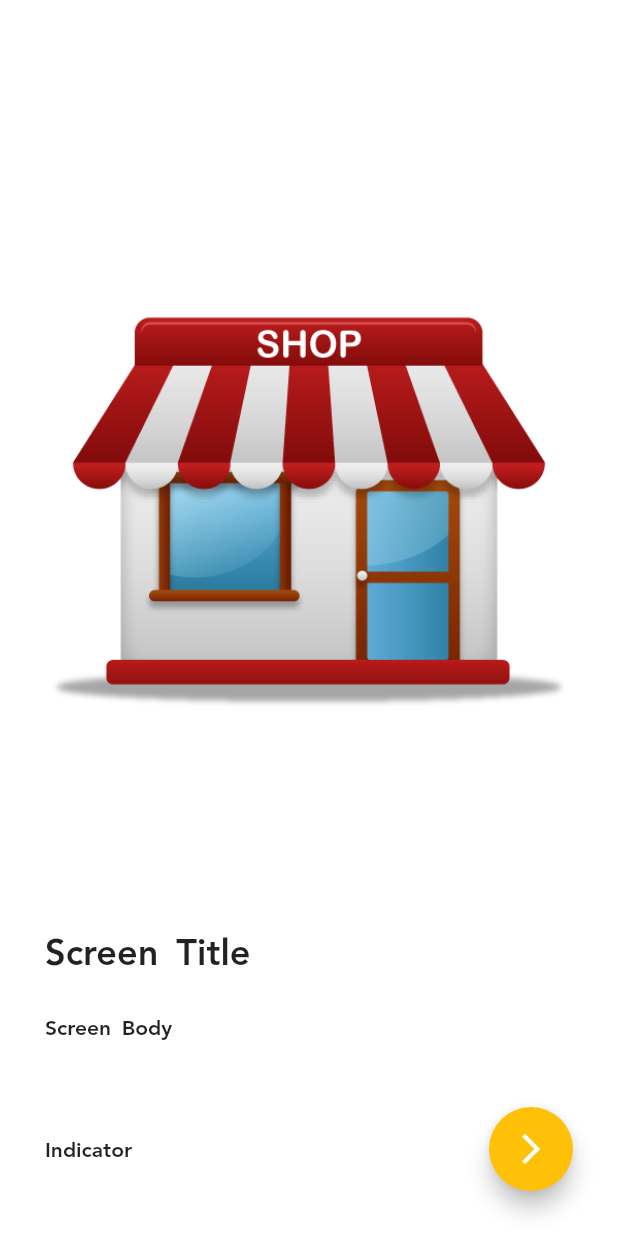
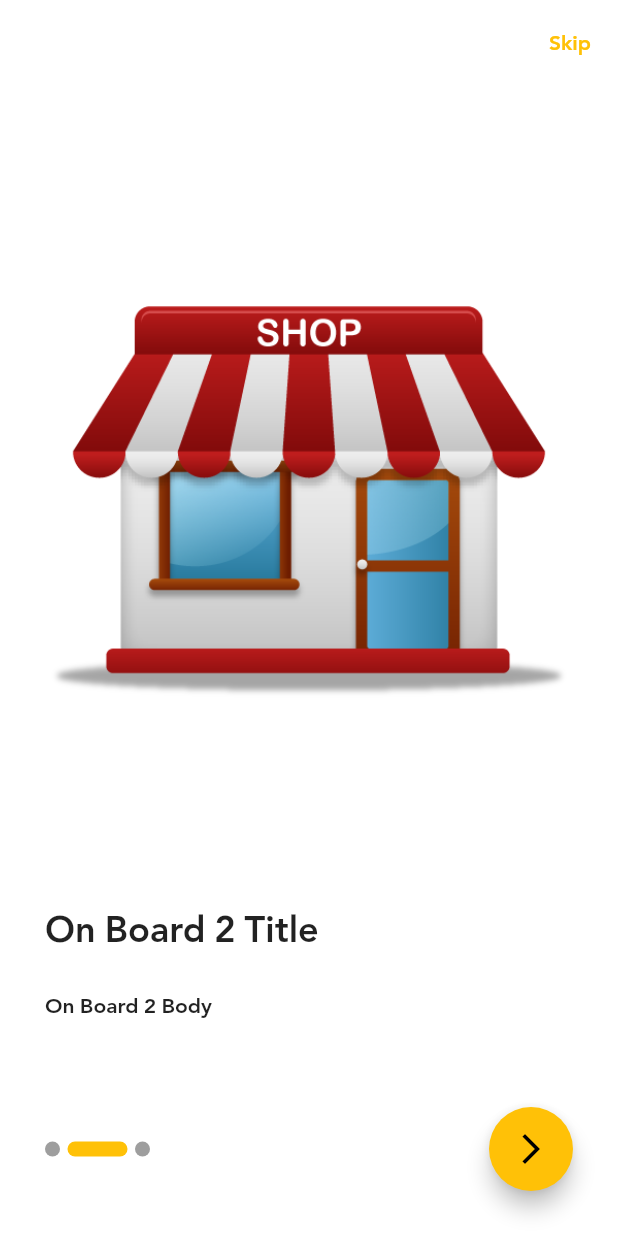
Before and after one commit to MoShehata7920/Shop_app, a Flutter app: the screen it shows after launch, after a tap on the "arrow forward ios" icon, on a phone screen of 412 x 824 dp. Run offline on Flutter 3.47's test engine with Material 2 defaults, Android fonts, the phone set to English and light mode, and no system bars; drawn by our look-alikes of smooth_page_indicator; our stand-ins replace bloc, conditional_builder_null_safety, dio, flutter_bloc, hexcolor, shared_preferences and 1 more; accounts and stored records are empty.

Commit message:
finsihed onBoardScreen

```diff
--- /dev/null
+++ b/lib/modules/login/login_screen.dart
@@ -0,0 +1,14 @@
+import 'package:flutter/material.dart';
+import 'package:flutter/src/foundation/key.dart';
+import 'package:flutter/src/widgets/framework.dart';
+
+class LOginScreen extends StatelessWidget {
+  const LOginScreen({Key? key}) : super(key: key);
+
+  @override
+  Widget build(BuildContext context) {
+    return Scaffold(
+      appBar: AppBar(),
+    );
+  }
+}
--- a/lib/modules/on_boarding/on_boarding_screen.dart
+++ b/lib/modules/on_boarding/on_boarding_screen.dart
@@ -4,27 +4,90 @@ import 'package:flutter/cupertino.dart';
 import 'package:flutter/material.dart';
 import 'package:flutter/src/foundation/key.dart';
 import 'package:flutter/src/widgets/framework.dart';
+import 'package:shop_app/modules/login/login_screen.dart';
+import 'package:shop_app/shared/component/component.dart';
+import 'package:shop_app/shared/styles/colors.dart';
+import 'package:smooth_page_indicator/smooth_page_indicator.dart';
 
 class BoardingModel {
-  // i stopped here today and i will create this class later to add content to
-  // every screen of the boarding screen
+  final String image;
+  final String title;
+  final String body;
+
+  BoardingModel({
+    required this.image,
+    required this.title,
+    required this.body,
+  });
 }
 
-class OnBoardingScreen extends StatelessWidget {
-  const OnBoardingScreen({Key? key}) : super(key: key);
+class OnBoardingScreen extends StatefulWidget {
+  OnBoardingScreen({Key? key}) : super(key: key);
+
+  @override
+  State<OnBoardingScreen> createState() => _OnBoardingScreenState();
+}
+
+class _OnBoardingScreenState extends State<OnBoardingScreen> {
+  var boardController = PageController();
+
+  List<BoardingModel> boarding = [
+    BoardingModel(
+        image: 'assets/images/onboard_1.png',
+        title: 'On Board 1 Title',
+        body: 'On Board 1 Body'),
+    BoardingModel(
+        image: 'assets/images/onboard_1.png',
+        title: 'On Board 2 Title',
+        body: 'On Board 2 Body'),
+    BoardingModel(
+        image: 'assets/images/onboard_1.png',
+        title: 'On Board 3 Title',
+        body: 'On Board 3 Body'),
+  ];
+
+  bool isLast = false;
 
   @override
   Widget build(BuildContext context) {
     return Scaffold(
-      appBar: AppBar(),
+      appBar: AppBar(
+        actions: [
+          TextButton(
+            onPressed: () {
+              navidateAndFInish(
+                context,
+                LOginScreen(),
+              );
+            },
+            child: Text(
+              'Skip',
+            ),
+          ),
+        ],
+      ),
       body: Padding(
         padding: const EdgeInsets.all(30.0),
         child: Column(
           children: [
             Expanded(
               child: PageView.builder(
-                itemBuilder: (context, index) => buildBoardingItem(),
-                itemCount: 3,
+                physics: BouncingScrollPhysics(),
+                controller: boardController,
+                onPageChanged: (int index) {
+                  if (index == boarding.length - 1) {
+                    setState(() {
+                      isLast = true;
+                    });
+                  } else {
+                    setState(() {
+                      isLast = false;
+                    });
+                  }
+                },
+                itemBuilder: (context, index) =>
+                    buildBoardingItem(boarding[index]),
+                itemCount: boarding.length,
               ),
             ),
             SizedBox(
@@ -33,12 +96,34 @@ class OnBoardingScreen extends StatelessWidget {
             Row(
               // ignore: prefer_const_literals_to_create_immutables
               children: [
-                Text(
-                  'Indicator',
+                SmoothPageIndicator(
+                  controller: boardController,
+                  effect: ExpandingDotsEffect(
+                      dotColor: Colors.grey,
+                      activeDotColor: defaultColor,
+                      dotHeight: 10,
+                      expansionFactor: 4,
+                      spacing: 5,
+                      dotWidth: 10),
+                  count: boarding.length,
                 ),
                 Spacer(),
                 FloatingActionButton(
-                  onPressed: () {},
+                  onPressed: () {
+                    if (isLast) {
+                      navidateAndFInish(
+                        context,
+                        LOginScreen(),
+                      );
+                    } else {
+                      boardController.nextPage(
+                        duration: Duration(
+                          milliseconds: 750,
+                        ),
+                        curve: Curves.fastLinearToSlowEaseIn,
+                      );
+                    }
+                  },
                   child: Icon(
                     Icons.arrow_forward_ios,
                   ),
@@ -51,20 +136,20 @@ class OnBoardingScreen extends StatelessWidget {
     );
   }
 
-  Widget buildBoardingItem() => Column(
+  Widget buildBoardingItem(BoardingModel model) => Column(
         crossAxisAlignment: CrossAxisAlignment.start,
         // ignore: prefer_const_literals_to_create_immutables
         children: [
           Expanded(
             child: Image(
-              image: AssetImage('assets/images/onboard_1.png'),
+              image: AssetImage('${model.image}'),
             ),
           ),
           SizedBox(
             height: 30.0,
           ),
           Text(
-            'Screen  Title',
+            '${model.title}',
             style: TextStyle(
               fontSize: 24.0,
             ),
@@ -73,11 +158,14 @@ class OnBoardingScreen extends StatelessWidget {
             height: 15,
           ),
           Text(
-            'Screen  Body',
+            '${model.body}',
             style: TextStyle(
               fontSize: 14.0,
             ),
           ),
+          SizedBox(
+            height: 15,
+          ),
         ],
       );
 }
--- a/lib/shared/component/component.dart
+++ b/lib/shared/component/component.dart
@@ -155,3 +155,13 @@ void navigateTo(context, Widget) => Navigator.push(
         builder: (context) => Widget,
       ),
     );
+
+void navidateAndFInish(context, Widget) => Navigator.pushAndRemoveUntil(
+      context,
+      MaterialPageRoute(
+        builder: (context) => Widget,
+      ),
+      (route) {
+        return false;
+      },
+    );
--- a/lib/shared/styles/colors.dart
+++ b/lib/shared/styles/colors.dart
@@ -0,0 +1,3 @@
+import 'package:flutter/material.dart';
+
+const defaultColor = Colors.amber;
--- a/lib/shared/styles/themes.dart
+++ b/lib/shared/styles/themes.dart
@@ -3,9 +3,10 @@
 import 'package:flutter/material.dart';
 import 'package:flutter/services.dart';
 import 'package:hexcolor/hexcolor.dart';
+import 'package:shop_app/shared/styles/colors.dart';
 
 ThemeData darkTheme = ThemeData(
-  primarySwatch: Colors.amber,
+  primarySwatch: defaultColor,
   scaffoldBackgroundColor: HexColor('333739'),
   appBarTheme: const AppBarTheme(
     titleSpacing: 20,
@@ -38,7 +39,7 @@ ThemeData darkTheme = ThemeData(
 );
 
 ThemeData lightTheme = ThemeData(
-  primarySwatch: Colors.deepOrange,
+  primarySwatch: defaultColor,
   scaffoldBackgroundColor: Colors.white,
   appBarTheme: const AppBarTheme(
     titleSpacing: 20,
--- a/pubspec.yaml
+++ b/pubspec.yaml
@@ -42,6 +42,7 @@ dependencies:
   dio: ^4.0.6
   hexcolor: ^2.0.7
   shared_preferences: ^2.0.15
+  smooth_page_indicator: ^1.0.0+2
 
 dev_dependencies:
   flutter_test:
```
Also changed, not shown: pubspec.lock.
